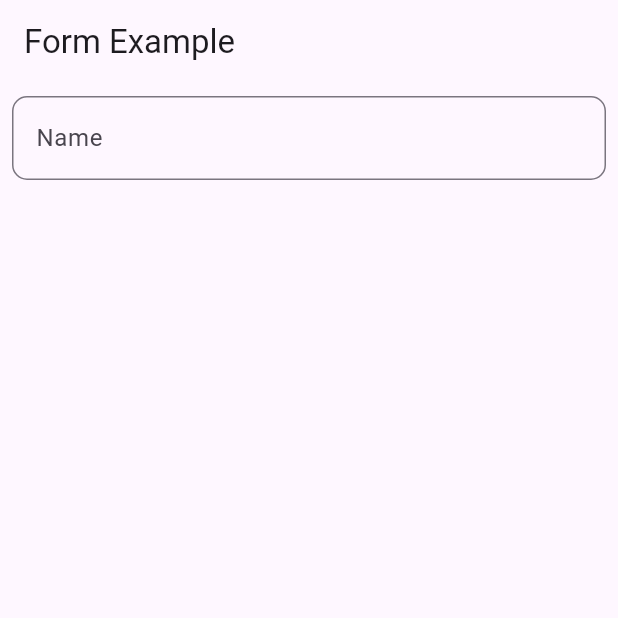
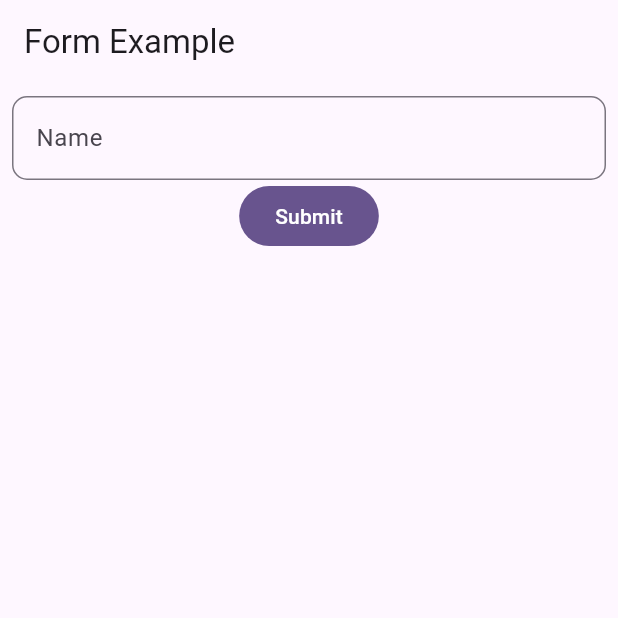
Before and after one commit to milan-1936/flutter_2, a Flutter app: the screen it shows after launch, on a phone screen of 412 x 824 dp, the top half of it. Run offline on Flutter 3.47's test engine with Material 3 defaults, Android fonts, the phone set to English and light mode, and no system bars.

Commit message:
Button added

```diff
--- a/lib/inputfields.dart
+++ b/lib/inputfields.dart
@@ -1,8 +1,15 @@
 import 'package:flutter/material.dart';
 
-class formWidget extends StatelessWidget {
-  const formWidget({super.key});
+class formWidget extends StatefulWidget {
+   formWidget({super.key});
 
+  final GlobalKey<FormState> _nameFormKey = GlobalKey();
+
+  @override
+  State<formWidget> createState() => _formWidgetState();
+}
+
+class _formWidgetState extends State<formWidget> {
   @override
   Widget build(BuildContext context) {
     return Scaffold(
@@ -10,6 +17,7 @@ class formWidget extends StatelessWidget {
         title: Text("Form Example"),
       ),
       body: Form(
+        key: GlobalKey(),
         child: Padding(
           padding: const EdgeInsets.all(8.0),
           child: Column(
@@ -23,9 +31,16 @@ class formWidget extends StatelessWidget {
                   labelText: "Name"
                 ),
               ),
+              FilledButton(
+                onPressed: (){
+
+                },
+                child: Text("Submit"),
+              ),
             ],
             ),
         ),
+
           )
     );
   }
```
